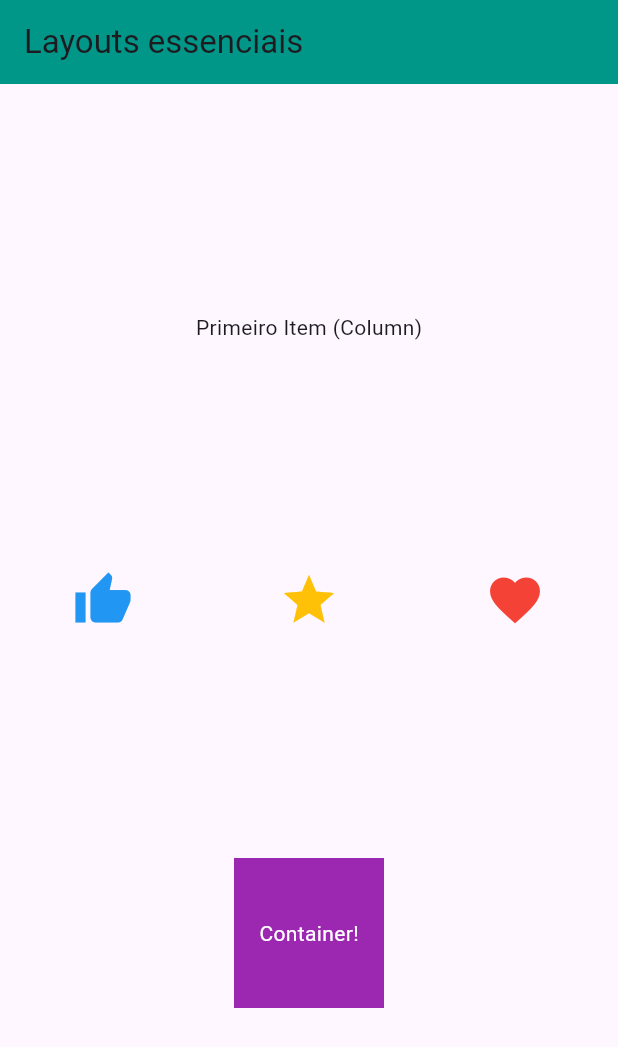
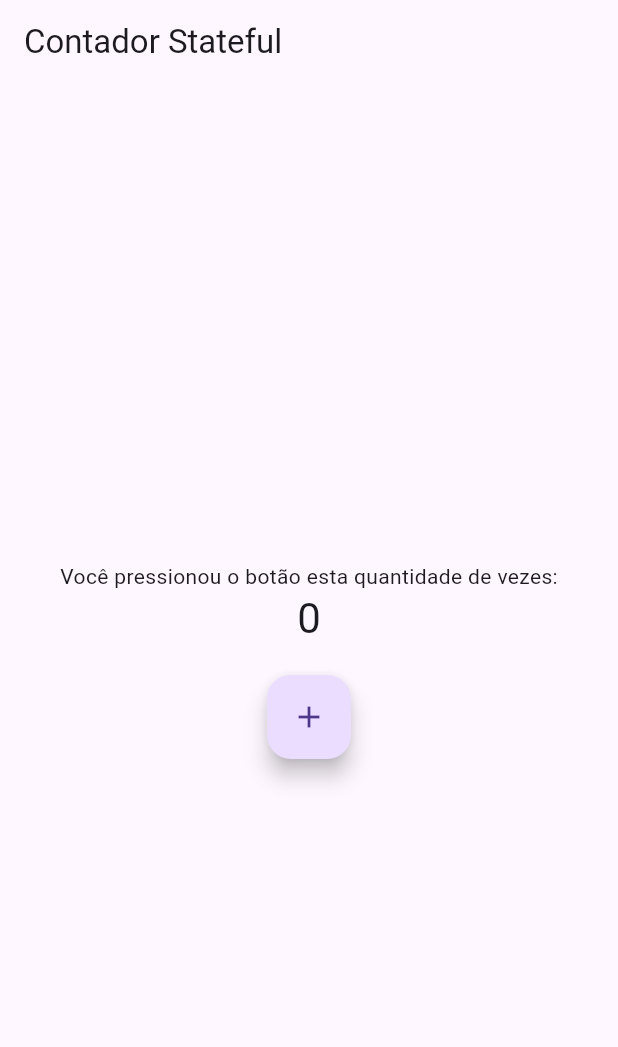
Before and after one commit to DanielAlmeida19/FlutterTutorial, a Flutter app: the screen it shows after launch, on a phone screen of 412 x 824 dp. Shown: the top 1047 px of the screen. Run offline on Flutter 3.47's test engine with Material 3 defaults, Android fonts, the phone set to English and light mode, and no system bars.

Commit message:
feat: stateful widget

```diff
--- a/lib/main.dart
+++ b/lib/main.dart
@@ -1,5 +1,6 @@
 // lib/main.dart
 import 'package:flutter/material.dart';
+import 'package:flutter_widgets_app/meu_contador.dart';
 
 void main(List<String> args) {
     runApp(const MeuApp());
@@ -13,42 +14,15 @@ class MeuApp extends StatelessWidget {
     // O método 'build' será chamado sempre que flutter precisar desenhar um widget
     @override
     Widget build(BuildContext context) {
-        // 1. MaterialApp: fornece a estrutura de design Material design
         return MaterialApp(
-            title: "App de Widgets",
-            // 2. Scaffold: é a estrutura básica de tela (cabeçalho, corpo, etc.)
+            title: "Meu App de Contador",
+            theme: ThemeData(primarySwatch: Colors.green),
             home: Scaffold(
-                appBar: AppBar(
-                    title: Text("Layouts essenciais"),
-                    backgroundColor: Colors.teal,
+                appBar: AppBar(title: const Text("Contador Stateful"),),
+                // Usamos o StatefulWidget que acabamos de criar
+                body: const Center(
+                    child: MeuContador(),
                 ),
-                body: Column( // Começando a coluna principal
-                    // Alinha os itens na vertical (Main Axis)
-                    mainAxisAlignment: MainAxisAlignment.spaceEvenly,
-                    // Alinha os itens na horizontal (Cross Axis)
-                    crossAxisAlignment: CrossAxisAlignment.center,
-                    children: <Widget>[ // A lista de Widgets filhos
-                        const Text("Primeiro Item (Column)"),
-
-                        // Row aninhada (Layout horizontal)
-                        Row(
-                            mainAxisAlignment: MainAxisAlignment.spaceAround,
-                            children: const <Widget>[
-                                Icon(Icons.thumb_up, color: Colors.blue, size: 40,),
-                                Icon(Icons.star, color: Colors.amber, size: 40,),
-                                Icon(Icons.favorite, color: Colors.red, size: 40,),
-                            ],
-                        ),
-
-                        Container(
-                            height: 100,
-                            width: 100,
-                            color: Colors.purple,
-                            alignment: Alignment.center,
-                            child: const Text("Container!", style: TextStyle(color: Colors.white),),
-                        )
-                    ],
-                )
             ),
         );
     }
--- /dev/null
+++ b/lib/meu_contador.dart
@@ -0,0 +1,44 @@
+import 'package:flutter/material.dart';
+
+// 1. Classe StatefulWidget (imutável)
+class MeuContador extends StatefulWidget {
+    const MeuContador({super.key});
+
+    @override
+    State<StatefulWidget> createState() => _MeuContadorState();
+
+}
+
+// 2. Classe State (mutável)
+class _MeuContadorState extends State<MeuContador> {
+    // Variável de estado que mudará
+    int contador = 0;
+
+    // Método que altera o estado e modifica o Flutter
+    void _incrementarContador() {
+        // setState() diz ao Flutter para reconstruir esse Widget
+        setState(() {
+            contador++;
+        });
+    }
+
+    @override
+    Widget build(BuildContext context) {
+        return Column(
+            mainAxisAlignment: MainAxisAlignment.center,
+            children: <Widget>[
+                Text("Você pressionou o botão esta quantidade de vezes:"),
+                Text(
+                    "$contador",
+                    style: Theme.of(context).textTheme.headlineMedium,
+                ),
+                const SizedBox(height: 20,), // Espaçamento
+                FloatingActionButton(
+                    onPressed: _incrementarContador,
+                    tooltip: "Incrementar",
+                    child: const Icon(Icons.add),
+                )
+            ],
+        );
+    }
+}
```
